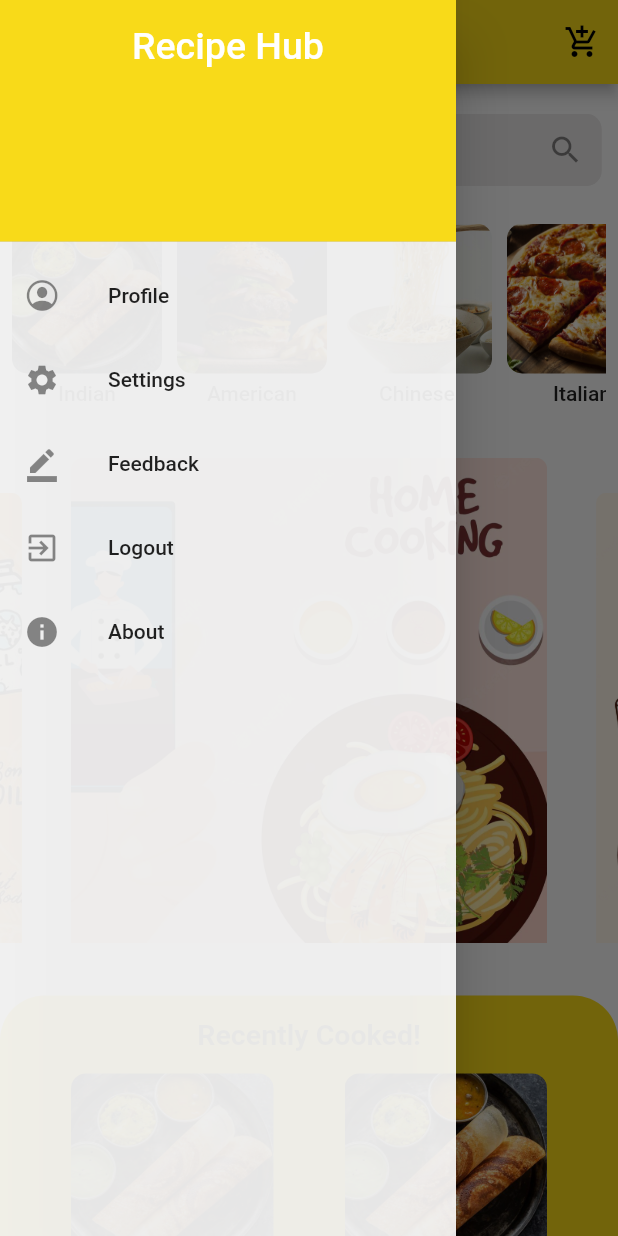
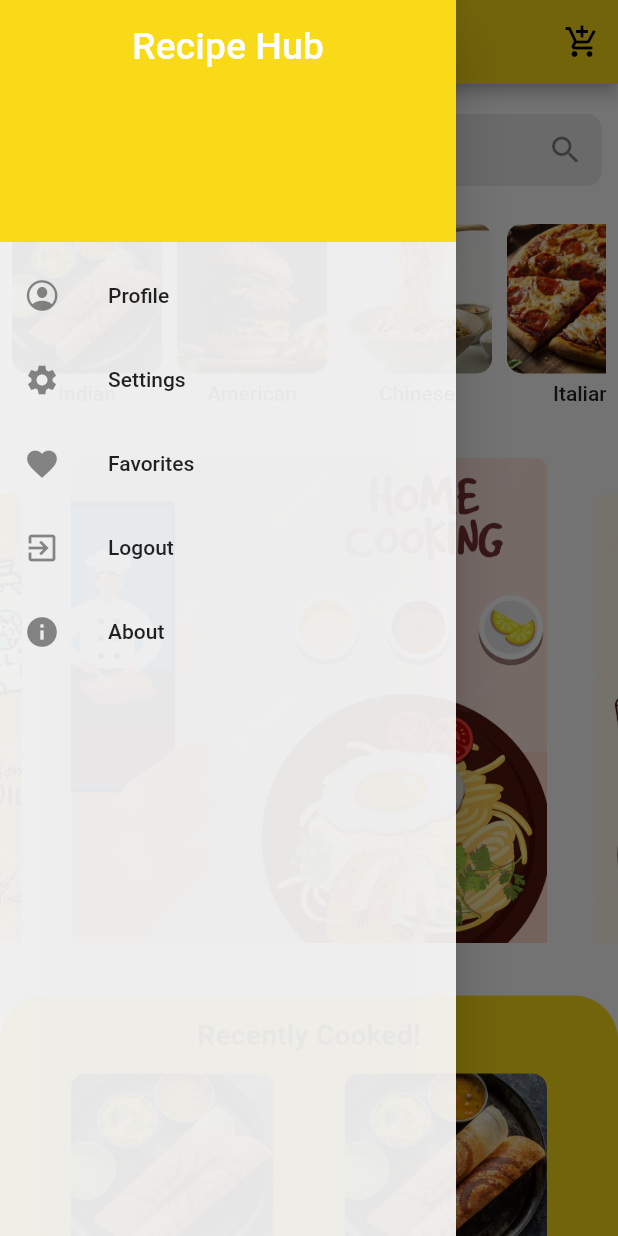
Before and after one commit to nevinmanoj/Recipe_hub-complete, a Flutter app: the screen it shows once a user with an empty profile is signed in, with the side drawer open, on a phone screen of 412 x 824 dp. Run offline on Flutter 3.47's test engine with Material 2 defaults, Android fonts, the phone set to English and light mode, and no system bars; drawn by our look-alikes of carousel_slider; our stand-ins replace cloud_firestore, firebase_auth, firebase_core, flutter_spinkit; missing offline and left inert: cloud_firestore_web, firebase_auth_web, firebase_core_web; accounts and stored records are empty.

Commit message:
recipe favorite feature added

```diff
--- a/lib/screens/home/home.dart
+++ b/lib/screens/home/home.dart
@@ -4,12 +4,14 @@ import 'package:flutter/material.dart';
 import 'package:untitled/screens/home/cook.dart';
 import 'package:untitled/screens/home/side_menu.dart';
 import 'package:untitled/services/auth.dart';
+import 'package:untitled/services/database.dart';
 import 'package:untitled/shared/recipe.dart';
 
+List rec=["sKEn7VZCm68ILeDtnoFq","IiDYLzKVq74fx6leQgbk","JRacC7ZKDP8mjyKLHrdc"] ;
 
 
 class home extends StatelessWidget {
-  String RecipeId="u3bKB7glVBnYSaX5KDSC";
+  String RecipeId=rec[1];
   @override
   Widget build(BuildContext context) {
     return Scaffold(
@@ -73,26 +75,23 @@ class home extends StatelessWidget {
                       children: [
                         InkWell(
                           onTap: ()async{
-                            final Recipe =await FirebaseFirestore.instance.collection('Recipes').doc(RecipeId).get();
+                            // final Recipe =await FirebaseFirestore.instance.collection('Recipes').doc(RecipeId).get();
 
 
-                             int Calories= Recipe.data()!['Calories'];
-                             String Cuisine= Recipe.data()!['Cuisine'];
-                             String Time= Recipe.data()!['Time'];
-                             String Title= Recipe.data()!['Title'];
-                             String img= Recipe.data()!['img'];
-                             bool isVeg=Recipe.data()!['isVeg'];
-                             List preparation =Recipe.data()!['Preparation'];
-                             Map <String,dynamic> ingredients=Recipe.data()!['ingre'];
-                             print(ingredients);
+                            //  int Calories= Recipe.data()!['Calories'];
+                            //  String Cuisine= Recipe.data()!['Cuisine'];
+                            //  String Time= Recipe.data()!['Time'];
+                            //  String Title= Recipe.data()!['Title'];
+                            //  String img= Recipe.data()!['img'];
+                            //  bool isVeg=Recipe.data()!['isVeg'];
+                            //  List preparation =Recipe.data()!['Preparation'];
+                            //  Map <String,dynamic> ingredients=Recipe.data()!['ingre'];
 
-
+                             recipes R=await DatabaseService(uid:user!.uid).getRecipe(RecipeId:RecipeId) ;
+                            //  recipes recipe=R as recipes;
+                            //  print(R.calories);
                             //  recipes curRecipe=recipes(Calories: Calories,Cuisine: Cuisine,Time: Time,Title: Title,)
-
-                            Navigator.push(context,MaterialPageRoute(builder: (context) =>  cookPage(Cuisine: Cuisine,Calories: Calories,
-                            Time: Time,Title: Title,img: img,isveg: isVeg,
-                            preparation: preparation,ingredients: ingredients,
-                            )));
+                            Navigator.push(context,MaterialPageRoute(builder: (context) =>  cookPage(currentRecipe:R)));
                             },
                           child: Container(
                             width: 100,
--- a/lib/screens/home/side_menu.dart
+++ b/lib/screens/home/side_menu.dart
@@ -63,8 +63,8 @@ class sideMenu extends StatelessWidget {
             onTap: () => {},
           ),
           ListTile(
-            leading: Icon(Icons.border_color),
-            title: Text('Feedback'),
+            leading: Icon(Icons.favorite),
+            title: Text('Favorites'),
             onTap: () => {Navigator.of(context).pop()},
           ),
           ListTile(
--- a/lib/services/auth.dart
+++ b/lib/services/auth.dart
@@ -41,8 +41,10 @@ class AuthSerivice{
       User? user=result.user;
 
       //
-      await DatabaseService(uid: user!.uid).updateUserName(name);
+      await DatabaseService(uid: user!.uid).createFavorites();
+      await DatabaseService(uid: user.uid).updateUserName(name);
       await DatabaseService(uid: user.uid).updateUserPhone("");
+
       return user;
 
     }catch(e){print(e.toString());return null;}
--- a/lib/services/database.dart
+++ b/lib/services/database.dart
@@ -18,43 +18,70 @@ class DatabaseService{
   Future updateUserPhone(String PhoneNumber)async{
     return await Usercollection.doc(uid).set({'PhoneNumber':PhoneNumber,},SetOptions(merge:true));
   }
+  Future createFavorites()async
+  {
+     return await Usercollection.doc(uid).update({'Favorites':[],});
+  }
 
+
+  Future updateFavorites({required String RecipeId,required bool isLike})async{
+    // List fav=[RecipeId];
+    // return await Usercollection.doc(uid).update({"Favorites": ,},SetOptions(merge:true));
+    if(isLike)
+    return await Usercollection.doc(uid).update({"Favorites": FieldValue.arrayUnion([RecipeId]),});
+    else
+    return await Usercollection.doc(uid).update({ "Favorites": FieldValue.arrayRemove([RecipeId])});
+
+  }
+  Future getRecipe({required String RecipeId}) async{
+
+    final Recipe =await FirebaseFirestore.instance.collection('Recipes').doc(RecipeId).get();
+    // final fav=FirebaseFirestore.instance.collection('userInfo').where("Favorites",arrayContains: RecipeId) ;
+    final user =await FirebaseFirestore.instance.collection('userInfo').doc(uid).get();
+
+        List favorites=user.data()!['Favorites'];
+
+
+
+
+
+        bool isLike=favorites.contains(RecipeId);
+        int Calories= Recipe.data()!['Calories'];
+        String Cuisine= Recipe.data()!['Cuisine'];
+        String Time= Recipe.data()!['Time'];
+        String Title= Recipe.data()!['Title'];
+        String img= Recipe.data()!['img'];
+        bool isVeg=Recipe.data()!['isVeg'];
+        List preparation =Recipe.data()!['Preparation'];
+        Map <String,dynamic> ingredients=Recipe.data()!['ingre'];
+        return recipes(calories: Calories, cuisine: Cuisine, time: Time, title: Title,
+         img: img, preparation: preparation, ingredients: ingredients, isveg:isVeg,RecipeId:RecipeId,isLike: isLike);
 
 
   }
 
-  // class RecipeGet{
+  }
 
-  //   String RecipeId;
-  //   RecipeGet({required this.RecipeId});
-
-  //   Future<recipes> getRecipe() async {
+//   class RecipeService{
+// final String RecipeId;
+// RecipeService({required this.RecipeId});
 
 
-  //   final Recipe =await FirebaseFirestore.instance.collection('Recipes').doc(RecipeId).get();
+// Future getRecipe() async{
+
+//     final Recipe =await FirebaseFirestore.instance.collection('Recipes').doc(RecipeId).get();
 
 
-  //      int Calories= Recipe.data()!['Calories'];
-  //      String Cuisine= Recipe.data()!['Cuisine'];
-  //      String Time= Recipe.data()!['Time'];
-  //      String Title= Recipe.data()!['Title'];
-  //      String img= Recipe.data()!['img'];
-  //      List <String> Preparation=Recipe.data()!['Preparation'];
-  //      Map <String,String> ingredients =Recipe.data()!['ingre'];
+//         int Calories= Recipe.data()!['Calories'];
+//         String Cuisine= Recipe.data()!['Cuisine'];
+//         String Time= Recipe.data()!['Time'];
+//         String Title= Recipe.data()!['Title'];
+//         String img= Recipe.data()!['img'];
+//         bool isVeg=Recipe.data()!['isVeg'];
+//         List preparation =Recipe.data()!['Preparation'];
+//         Map <String,dynamic> ingredients=Recipe.data()!['ingre'];
+//         return recipes(calories: Calories, cuisine: Cuisine, time: Time, title: Title,
+//          img: img, preparation: preparation, ingredients: ingredients, isveg:isVeg,RecipeId:RecipeId);
 
 
-  //      return recipes(Calories:Calories,Cuisine:Cuisine,Time:Time,Title:Title,
-  //                       img:img,Preparation:Preparation,ingredients:ingredients) ;
-
-  // }
-
-  // }
-
-  // Future<String> getName() async {
-  //   DocumentReference documentReference = Usercollection.doc(uid);
-  //   String name="";
-  //   await documentReference.get().then((snapshot) {
-  //     name = snapshot.data().toString();
-  //   });
-  //   return name;
-  // }
+//   }}
--- /dev/null
+++ b/lib/shared/Colors.dart
@@ -0,0 +1,3 @@
+import 'package:flutter/material.dart';
+
+const appYellow=Color(0xffF8DA19);
--- a/lib/shared/recipe.dart
+++ b/lib/shared/recipe.dart
@@ -1,16 +1,18 @@
 // ignore: camel_case_types
 class recipes{
 
-  int Calories;
-  String Cuisine;
-  String Time="";
-  String Title="";
-  String img="";
+  bool isLike;
+  String RecipeId;
+  int calories;
+  String cuisine;
+  String time;
+  String title;
+  String img;
   bool isveg;
-  List <String> Preparation=[];
-  Map <String,String> ingredients =Map();
+  List preparation=[];
+  Map <String,dynamic> ingredients =Map();
 
-  recipes({required this.Calories,required this.Cuisine,required this.Time,required this.Title,
-  required this.img,required this.Preparation,required this.ingredients,required this.isveg});
+  recipes({required this.calories,required this.cuisine,required this.time,required this.title,required this.RecipeId,
+  required this.img,required this.preparation,required this.ingredients,required this.isveg,required this.isLike});
 
 }
```
Also changed, not shown: lib/screens/home/cook.dart (+96 -25 lines), lib/shared/expFloatingButton.dart (added, +182 -0 lines), 4 other files.
